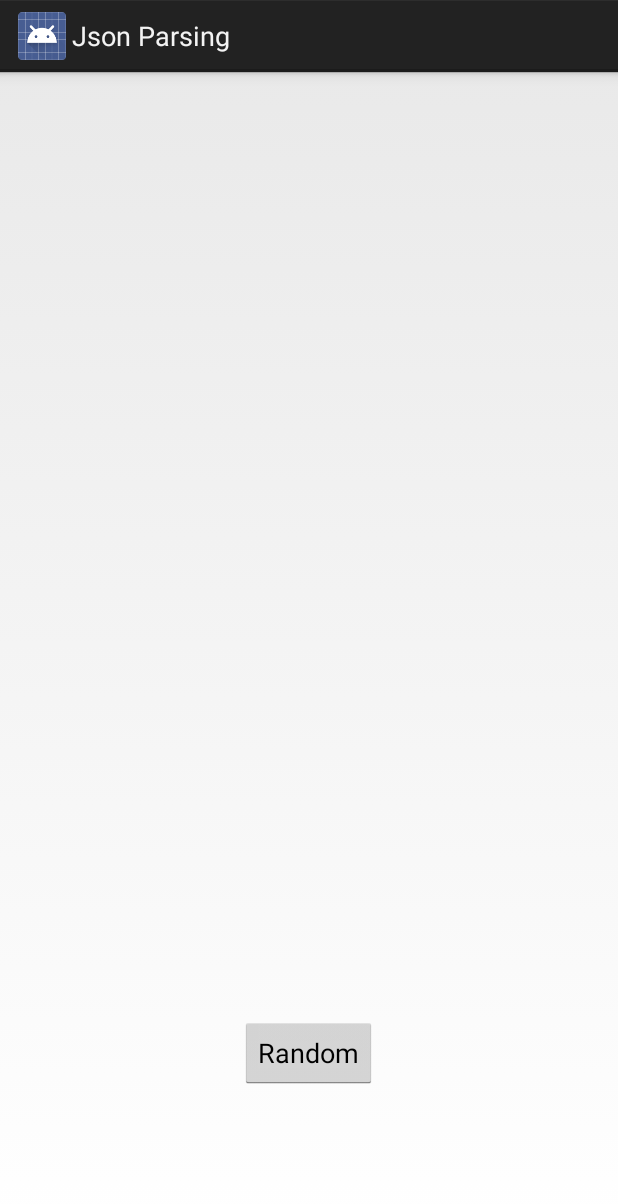
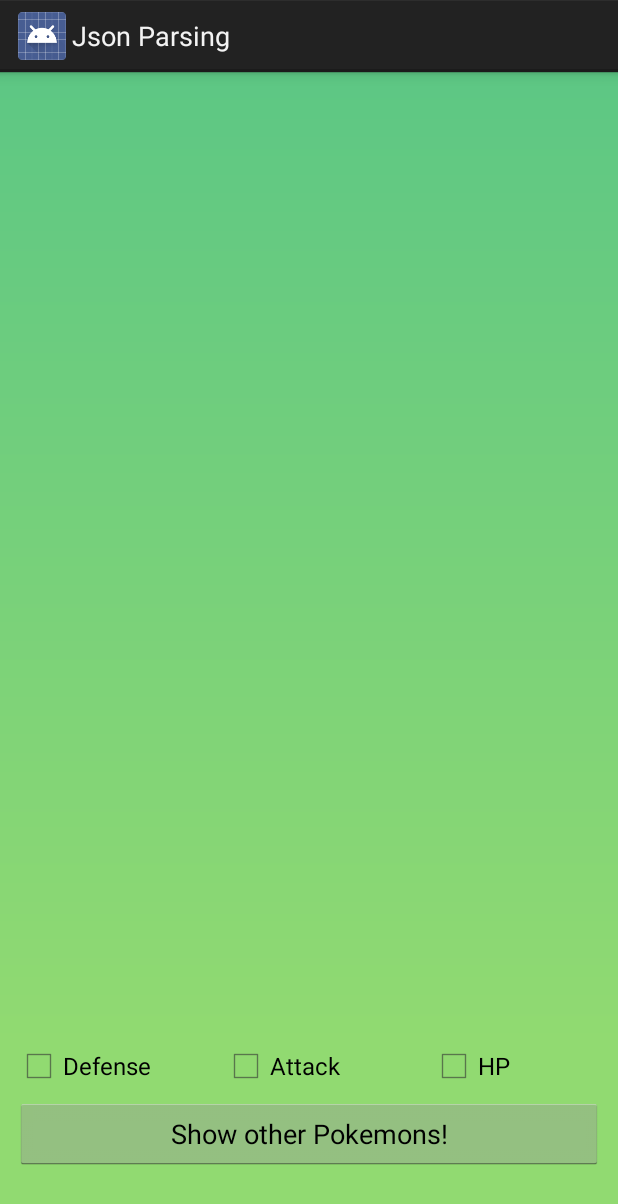
Before and after one commit to Nixon3333/Pokeball, an Android app: the screen it shows after launch (MainActivity), on a phone screen of 412 x 824 dp. Shown: the top 1204 px of the screen. Run offline under Robolectric (Android 15) with nearby library versions, the phone set to English and light mode, and no system bars; pictures from the network do not load.

```diff
--- a/app/src/main/java/com/nixon/jsonparsing/DetailActivity.java
+++ b/app/src/main/java/com/nixon/jsonparsing/DetailActivity.java
@@ -92,9 +92,9 @@ public class DetailActivity extends Activity {
 
 
                     namePoke.setText(name);
-                    heightPoke.setText(height);
-                    weightPoke.setText(weight);
-                    typePoke.setText(String.valueOf(types[0].getType()));
+                    heightPoke.setText("Height : " + height);
+                    weightPoke.setText("Weight : " + weight);
+                    typePoke.setText("Type : " + String.valueOf(types[0].getType()));
                     statsPoke.setText(String.valueOf(stats[5]) + "\n" +
                             String.valueOf(stats[4]) + "\n" +
                             String.valueOf(stats[3]));
--- a/app/src/main/java/com/nixon/jsonparsing/DetailResponse.java
+++ b/app/src/main/java/com/nixon/jsonparsing/DetailResponse.java
@@ -66,4 +66,6 @@ public class DetailResponse {
     public void setTypes(Types[] types) {
         this.types = types;
     }
+
+
 }
--- a/app/src/main/java/com/nixon/jsonparsing/MainActivity.java
+++ b/app/src/main/java/com/nixon/jsonparsing/MainActivity.java
@@ -8,8 +8,12 @@ import android.support.v7.widget.RecyclerView;
 import android.util.Log;
 import android.view.View;
 import android.widget.Button;
+import android.widget.CheckBox;
+import android.widget.Toast;
 
 import java.util.ArrayList;
+import java.util.Collection;
+import java.util.Collections;
 
 import retrofit2.Call;
 import retrofit2.Callback;
@@ -28,20 +32,20 @@ public class MainActivity extends Activity {
     private int offset;
     private boolean loading;
 
-    private Button btnRandom;
 
     @Override
     protected void onCreate(Bundle savedInstanceState) {
         super.onCreate(savedInstanceState);
         setContentView(R.layout.activity_main);
 
-        btnRandom = findViewById(R.id.btnRandom);
+        Button btnRandom = findViewById(R.id.btnRandom);
+
 
         recyclerView = findViewById(R.id.recycleView);
         pokemonListAdapter = new PokemonListAdapter(this);
         recyclerView.setAdapter(pokemonListAdapter);
         recyclerView.setHasFixedSize(true);
-        final GridLayoutManager gridLayoutManager = new GridLayoutManager(this, 2);
+        final GridLayoutManager gridLayoutManager = new GridLayoutManager(this, 3);
         recyclerView.setLayoutManager(gridLayoutManager);
 
         recyclerView.addOnScrollListener(new RecyclerView.OnScrollListener() {
@@ -79,6 +83,10 @@ public class MainActivity extends Activity {
 
     }
 
+    public void cbClick(View view) {
+        Toast.makeText(this, "Please buy the full version to unlock this functionality :)", Toast.LENGTH_LONG).show();
+    }
+
     public void btnRandomClick(View view) {
         pokemonListAdapter.removePokemonList();
         offset = (int) (Math.random() * 100);
@@ -101,6 +109,7 @@ public class MainActivity extends Activity {
 
                                                 ArrayList<Pokemon> pokemonList = pokemonResponse.getResults();
 
+
                                                 pokemonListAdapter.addPokemonList(pokemonList);
                                             } else {
                                                 Log.d(TAG, "onResponse: " + response.errorBody());
--- a/app/src/main/java/com/nixon/jsonparsing/PokemonListAdapter.java
+++ b/app/src/main/java/com/nixon/jsonparsing/PokemonListAdapter.java
@@ -57,6 +57,7 @@ public class PokemonListAdapter extends RecyclerView.Adapter<PokemonListAdapter.
         notifyDataSetChanged();
     }
 
+
     public void removePokemonList() {
         dataset.clear();
         notifyDataSetChanged();
--- /dev/null
+++ b/app/src/main/res/drawable/background_gradient.xml
@@ -0,0 +1,12 @@
+<?xml version="1.0" encoding="utf-8"?>
+<shape xmlns:android="http://schemas.android.com/apk/res/android" android:shape="rectangle" >
+    <gradient
+        android:startColor="#5dc784"
+
+        android:endColor="#91da71"
+        android:angle="270"/>
+    <corners
+        android:radius="0dp"/>
+
+
+</shape>
--- a/app/src/main/res/layout/activity_main.xml
+++ b/app/src/main/res/layout/activity_main.xml
@@ -1,27 +1,73 @@
 <?xml version="1.0" encoding="utf-8"?>
-<RelativeLayout xmlns:android="http://schemas.android.com/apk/res/android"
+<LinearLayout xmlns:android="http://schemas.android.com/apk/res/android"
     xmlns:app="http://schemas.android.com/apk/res-auto"
     xmlns:tools="http://schemas.android.com/tools"
     android:layout_width="match_parent"
     android:layout_height="match_parent"
+    android:orientation="vertical"
     tools:context=".MainActivity">
 
     <android.support.v7.widget.RecyclerView
         android:id="@+id/recycleView"
         android:layout_width="match_parent"
-        android:layout_height="match_parent">
-
+        android:layout_height="match_parent"
+        android:layout_weight="1"
+        android:background="@drawable/background_gradient">
 
 
     </android.support.v7.widget.RecyclerView>
 
-    <Button
-        android:id="@+id/btnRandom"
-        android:onClick="btnRandomClick"
-        android:layout_width="wrap_content"
-        android:layout_height="wrap_content"
-        android:layout_alignParentBottom="true"
-        android:layout_centerHorizontal="true"
-        android:layout_marginBottom="98dp"
-        android:text="Random" />
-</RelativeLayout>
+    <LinearLayout
+
+        android:layout_width="match_parent"
+        android:layout_height="match_parent"
+        android:layout_weight="5"
+        android:background="#91da71"
+        android:orientation="vertical">
+
+        <LinearLayout
+            android:layout_width="match_parent"
+            android:layout_height="wrap_content"
+            android:layout_marginLeft="10dp"
+            android:layout_marginRight="10dp"
+            android:orientation="horizontal">
+
+            <CheckBox
+
+                android:id="@+id/cbDefense"
+                android:layout_width="match_parent"
+                android:layout_height="wrap_content"
+                android:layout_weight="1"
+                android:onClick="cbClick"
+                android:text="Defense" />
+
+            <CheckBox
+                android:id="@+id/cbAttack"
+                android:layout_width="match_parent"
+                android:layout_height="wrap_content"
+                android:layout_marginLeft="7dp"
+                android:layout_weight="1"
+                android:onClick="cbClick"
+                android:text="Attack" />
+
+            <CheckBox
+                android:id="@+id/cbHP"
+                android:layout_width="match_parent"
+                android:layout_height="wrap_content"
+                android:layout_marginLeft="15dp"
+                android:layout_weight="1"
+                android:onClick="cbClick"
+                android:text="HP" />
+        </LinearLayout>
+
+        <Button
+            android:id="@+id/btnRandom"
+            android:layout_width="match_parent"
+            android:layout_height="wrap_content"
+            android:layout_marginLeft="10dp"
+            android:layout_marginRight="10dp"
+            android:layout_marginTop="5dp"
+            android:onClick="btnRandomClick"
+            android:text="Show other Pokemons!" />
+    </LinearLayout>
+</LinearLayout>
```
Also changed, not shown: app/src/main/java/com/nixon/jsonparsing/Pokemon.java (+7 -9 lines), app/src/main/res/layout/activity_detail.xml (+23 -1 lines), app/src/main/res/layout/item_pokemon.xml (+10 -9 lines).
